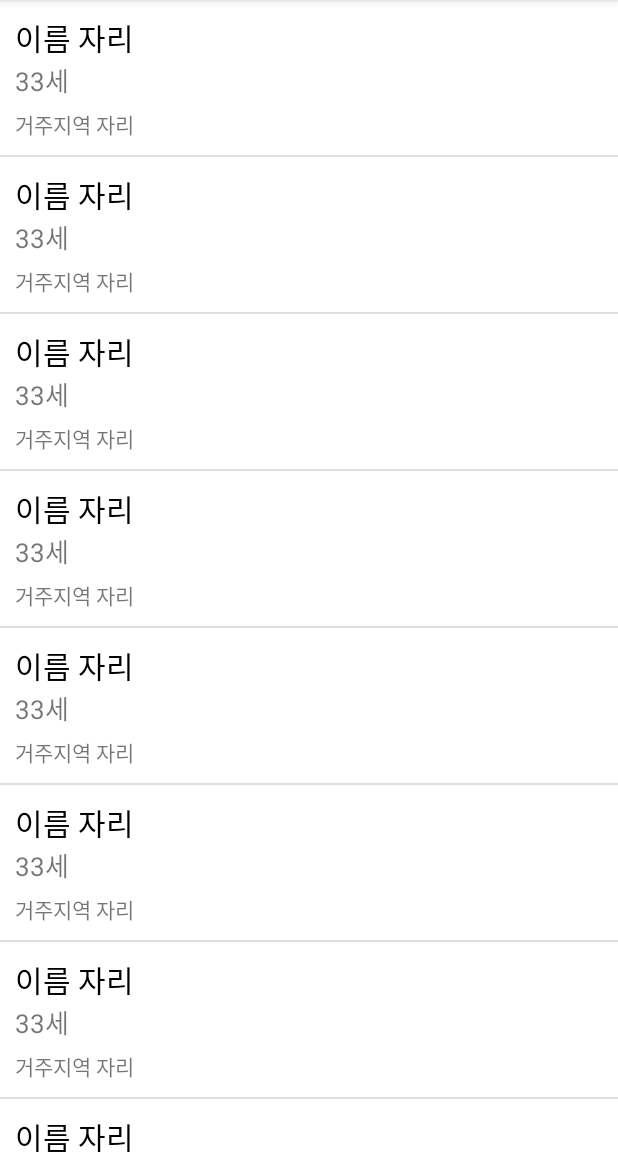
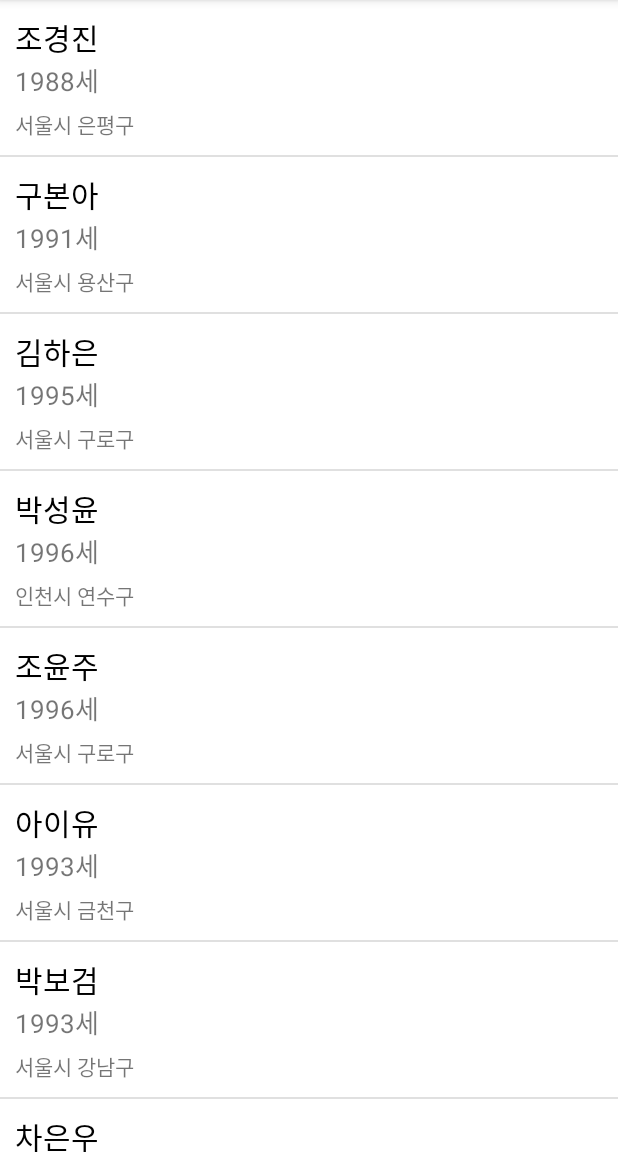
Before and after one commit to cho881020/ListView_20201031, an Android app: the screen it shows after launch (MainActivity), on a phone screen of 412 x 824 dp, the part 84-1236 px from its top. Run offline under Robolectric (Android 15) with nearby library versions, the phone set to English and light mode, and no system bars.

Commit message:
실제 학생 데이터 반영중 : 나이 제외하고 마무리

```diff
--- a/app/src/main/java/kr/co/tjoeun/listview_20201031/adapters/StudentAdapter.kt
+++ b/app/src/main/java/kr/co/tjoeun/listview_20201031/adapters/StudentAdapter.kt
@@ -5,6 +5,7 @@ import android.view.LayoutInflater
 import android.view.View
 import android.view.ViewGroup
 import android.widget.ArrayAdapter
+import android.widget.TextView
 import kr.co.tjoeun.listview_20201031.R
 import kr.co.tjoeun.listview_20201031.datas.Student
 
@@ -22,6 +23,20 @@ class StudentAdapter(
         }
         val row = tempRow!!
 
+//        row가 바로 결과가 되지 말고, 가공을 거친 후에 결과가 되게 하자.
+
+        val nameTxt = row.findViewById<TextView>(R.id.nameTxt)
+        val ageTxt = row.findViewById<TextView>(R.id.ageTxt)
+        val addressTxt = row.findViewById<TextView>(R.id.addressTxt)
+
+        val studentData = mList[position]
+
+        nameTxt.text = studentData.name
+        addressTxt.text = studentData.address
+
+//        생년을 가지고 그대로 찍으면 잘못된 데이터. => 나이로 변환해야 함. (알고리즘 고민)
+        ageTxt.text = "${studentData.birthYear}세"
+
         return row
     }
 
--- a/app/src/main/res/layout/student_list_item.xml
+++ b/app/src/main/res/layout/student_list_item.xml
@@ -11,6 +11,7 @@
         android:orientation="vertical">
 
         <TextView
+            android:id="@+id/nameTxt"
             android:layout_width="wrap_content"
             android:layout_height="wrap_content"
             android:text="이름 자리"
@@ -18,12 +19,14 @@
             android:textSize="20sp"/>
 
         <TextView
+            android:id="@+id/ageTxt"
             android:layout_width="wrap_content"
             android:layout_height="wrap_content"
             android:text="33세"
             android:textSize="17sp" />
 
         <TextView
+            android:id="@+id/addressTxt"
             android:layout_width="wrap_content"
             android:layout_height="wrap_content"
             android:layout_marginTop="5dp"
```
